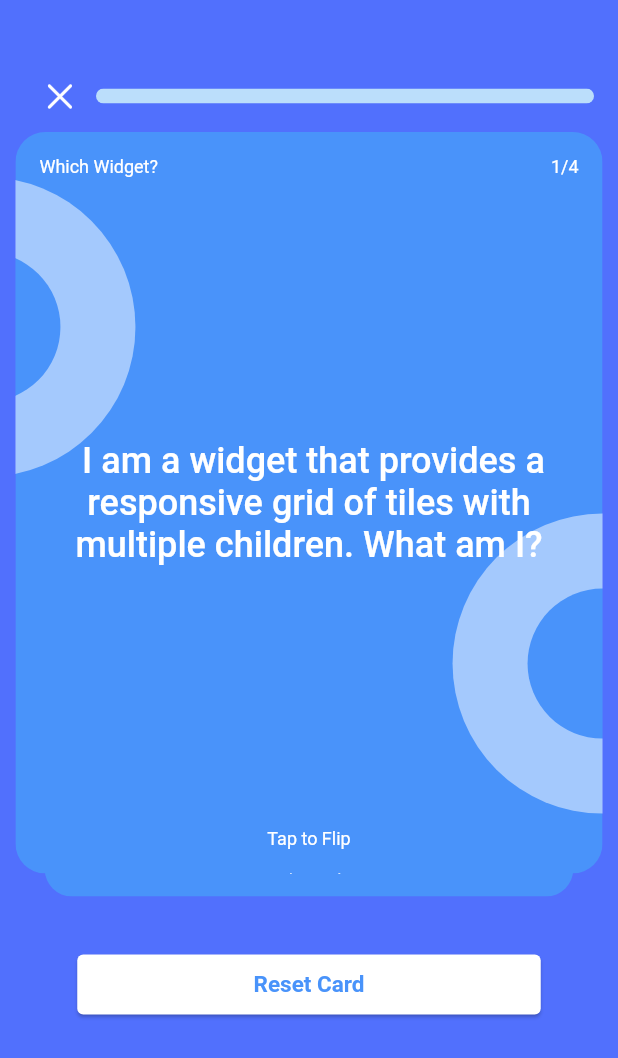
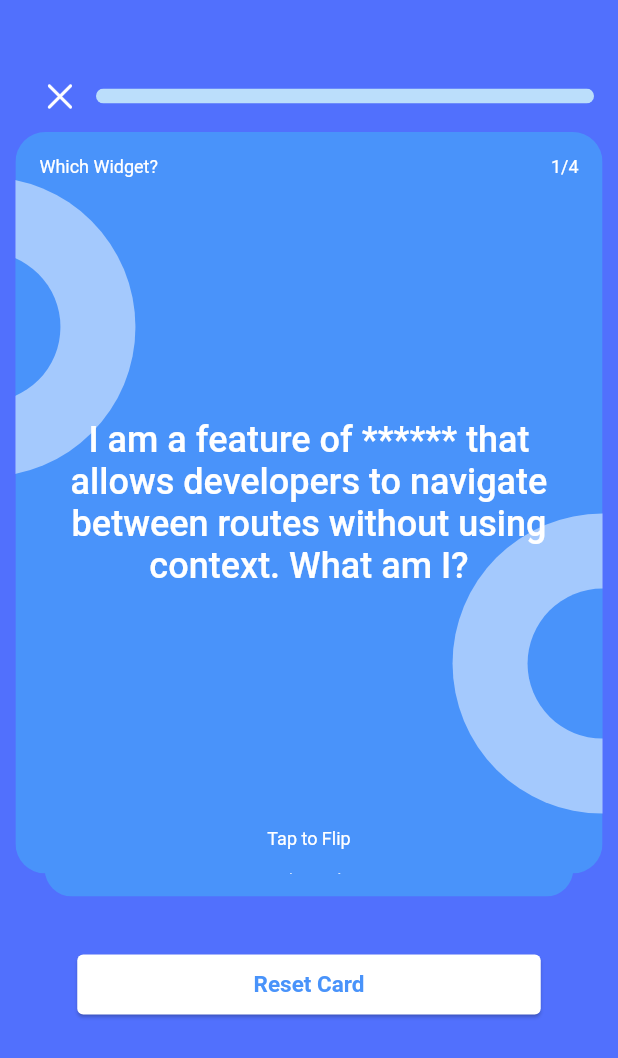
Before and after one commit to Richmond-Nunoo/Flutter-Riddles, a Flutter app: the screen it shows after launch, after a tap on "State Management", on a phone screen of 412 x 824 dp. Shown: the top 1058 px of the screen. Run offline on Flutter 3.47's test engine with Material 2 defaults, Android fonts, the phone set to English and light mode, and no system bars; drawn by our look-alikes of appinio_swiper, flip_card.

Commit message:
works fine

```diff
--- a/lib/views/flash_cards.dart
+++ b/lib/views/flash_cards.dart
@@ -1,14 +1,14 @@
 import 'dart:async';
 import 'package:appinio_swiper/appinio_swiper.dart';
 import 'package:flashcards_quiz/views/homepage.dart';
-import 'package:flashcards_quiz/views/questions_model.dart';
 import 'package:flashcards_quiz/views/quiz.dart';
 import 'package:flutter/cupertino.dart';
 import 'package:flutter/material.dart';
 import 'dart:math';
 
 class MyCustomWidget extends StatefulWidget {
-  const MyCustomWidget({super.key});
+  final List<dynamic> typeOfTopic;
+  const MyCustomWidget({super.key, required this.typeOfTopic});
 
   @override
   MyCustomWidgetState createState() => MyCustomWidgetState();
@@ -41,7 +41,6 @@ class MyCustomWidgetState extends State<MyCustomWidget> {
   }
 
   void navigateToNewScreen() {
-    // Replace 'NewScreen()' with the Widget for your new screen.
     Navigator.of(context).pushReplacement(
         MaterialPageRoute(builder: (context) => const QuizScreen()));
   }
@@ -56,12 +55,16 @@ class MyCustomWidgetState extends State<MyCustomWidget> {
   Widget build(BuildContext context) {
     const Color bgColor = Color(0xFF4993FA);
     const Color bgColor3 = Color(0xFF5170FD);
+
+    final randomQuestions = getRandomQuestions(widget.typeOfTopic, 4);
+
+
     // Get a list of 3 randomly selected WidgetQuestion objects
-    Map<WidgetQuestion, Option> randomQuestionsMap =
-        getRandomQuestions(widgetQuestionsList, 4);
+    // Map<WidgetQuestion, Option> randomQuestionsMap =
+    //     getRandomQuestions(widgetQuestionsList, 4);
 
-    List<WidgetQuestion> randomQuestions = randomQuestionsMap.keys.toList();
-    List<Option> correctAnswers = randomQuestionsMap.values.toList();
+    // List<WidgetQuestion> randomQuestions = randomQuestionsMap.keys.toList();
+    // List<Option> correctAnswers = randomQuestionsMap.values.toList();
 
     return Scaffold(
       backgroundColor: bgColor3,
@@ -126,16 +129,11 @@ class MyCustomWidgetState extends State<MyCustomWidget> {
                   cardsCount: randomQuestions.length,
                   cardsBuilder: (BuildContext context, int index) {
                     var cardIndex = randomQuestions[index];
-                    var correctAnswersData = correctAnswers[index];
-                    //   var answerQ = answerCandidates[index];
-                    print("Quotes $index");
-                    print(correctAnswersData.text);
                     return FlipCardsWidget(
-                      candidate: cardIndex,
-                      //   answerCandidate: answerQ,
+
                       bgColor: bgColor,
                       cardsLenght: randomQuestions.length,
-                      currentIndex: index + 1,
+                      currentIndex: index + 1, answer: cardIndex.correctAnswer.text, question:  cardIndex.text,
                     );
                   },
                 ),
@@ -170,18 +168,11 @@ class MyCustomWidgetState extends State<MyCustomWidget> {
   }
 }
 
-Map<WidgetQuestion, Option> getRandomQuestions(
-    List<WidgetQuestion> allQuestions, int count) {
+List<dynamic> getRandomQuestions(List<dynamic> allQuestions, int count) {
   if (count >= allQuestions.length) {
-    // If count is larger than the number of available questions, return all questions with their correct answers.
-    return {
-      for (var question in allQuestions)
-        question: question.options.firstWhere((option) => option.isCorrect)
-    };
+    return List.from(allQuestions);
   }
-
-  final randomQuestions = <WidgetQuestion>[];
-  final randomAnswers = <Option>[];
+  List<dynamic> randomQuestions = [];
 
   List<int> indexes = List.generate(allQuestions.length, (index) => index);
   final random = Random();
@@ -191,14 +182,41 @@ Map<WidgetQuestion, Option> getRandomQuestions(
     final selectedQuestionIndex = indexes[randomIndex];
     final selectedQuestion = allQuestions[selectedQuestionIndex];
     randomQuestions.add(selectedQuestion);
-    randomAnswers
-        .add(selectedQuestion.options.firstWhere((option) => option.isCorrect));
 
     indexes.removeAt(randomIndex);
   }
+  return randomQuestions;
+}
 
-  return Map.fromIterables(randomQuestions, randomAnswers);
-}
+// Map<WidgetQuestion, Option> getRandomQuestions(
+//     List<WidgetQuestion> allQuestions, int count) {
+//   if (count >= allQuestions.length) {
+//     // If count is larger than the number of available questions, return all questions with their correct answers.
+//     return {
+//       for (var question in allQuestions)
+//         question: question.options.firstWhere((option) => option.isCorrect)
+//     };
+//   }
+
+//   final randomQuestions = <WidgetQuestion>[];
+//   final randomAnswers = <Option>[];
+
+//   List<int> indexes = List.generate(allQuestions.length, (index) => index);
+//   final random = Random();
+
+//   while (randomQuestions.length < count) {
+//     final randomIndex = random.nextInt(indexes.length);
+//     final selectedQuestionIndex = indexes[randomIndex];
+//     final selectedQuestion = allQuestions[selectedQuestionIndex];
+//     randomQuestions.add(selectedQuestion);
+//     randomAnswers
+//         .add(selectedQuestion.options.firstWhere((option) => option.isCorrect));
+
+//     indexes.removeAt(randomIndex);
+//   }
+
+//   return Map.fromIterables(randomQuestions, randomAnswers);
+// }
 
 void _swipe(int index, AppinioSwiperDirection direction) {
   print("the card was swiped to the: ${direction.name}");
--- a/lib/views/homepage.dart
+++ b/lib/views/homepage.dart
@@ -74,9 +74,13 @@ class HomePage extends StatelessWidget {
                 return GestureDetector(
                   onTap: () {
                     Navigator.push(
-                        context,
-                        MaterialPageRoute(
-                            builder: (context) => const MyCustomWidget()));
+                      context,
+                      MaterialPageRoute(
+                        builder: (context) => MyCustomWidget(
+                          typeOfTopic: topicsData.topicQuestions,
+                        ),
+                      ),
+                    );
                     print(topicsData.topicName);
                   },
                   child: Card(
@@ -142,17 +146,17 @@ class FlipCardsWidget extends StatelessWidget {
   const FlipCardsWidget({
     super.key,
     required this.bgColor,
-    required this.candidate,
     required this.currentIndex,
     required this.cardsLenght,
+    required this.question,
+    required this.answer,
   });
 
   final Color bgColor;
   final int currentIndex;
   final int cardsLenght;
-
-  final WidgetQuestion candidate;
-
+  final String question;
+  final String answer;
 
   @override
   Widget build(BuildContext context) {
@@ -193,7 +197,7 @@ class FlipCardsWidget extends StatelessWidget {
                   const Spacer(),
                   Center(
                     child: Text(
-                      candidate.text,
+                      question,
                       style: Theme.of(context).textTheme.bodyLarge!.copyWith(
                             color: Colors.white,
                             fontSize: 24,
@@ -290,7 +294,7 @@ class FlipCardsWidget extends StatelessWidget {
                   const Spacer(),
                   Center(
                     child: Text(
-                      candidate.correctAnswer.text,
+                      answer,
                       style: Theme.of(context).textTheme.bodyMedium!.copyWith(
                             color: Colors.white,
                           ),
--- a/lib/views/questions_model.dart
+++ b/lib/views/questions_model.dart
@@ -24,7 +24,8 @@ class WidgetQuestion {
           .toList(),
       isLocked: isLocked,
       selectedOption: selectedOption,
-        correctAnswer: correctAnswer);
+      correctAnswer: correctAnswer,
+    );
   }
 }
 
@@ -61,7 +62,7 @@ final widgetQuestionsList = [
         const Option(text: "SizedBox", isCorrect: false),
       ],
       id: 1,
-      correctAnswer: Option(text: "Expanded", isCorrect: true)),
+      correctAnswer: const Option(text: "Expanded", isCorrect: true)),
   WidgetQuestion(
       text:
           " I am a circular or elliptical shape with a specific radius. What am I?",
@@ -72,7 +73,7 @@ final widgetQuestionsList = [
         const Option(text: "CircleAvatar", isCorrect: true),
       ],
       id: 2,
-      correctAnswer: Option(text: "CircleAvatar", isCorrect: true)),
+      correctAnswer: const Option(text: "CircleAvatar", isCorrect: true)),
   WidgetQuestion(
       text:
           "I am a widget that creates a button with an icon and a label. What am I?",
@@ -83,7 +84,7 @@ final widgetQuestionsList = [
         const Option(text: "TextButton.icon", isCorrect: false),
       ],
       id: 3,
-      correctAnswer: Option(text: "IconButton", isCorrect: true)),
+      correctAnswer: const Option(text: "IconButton", isCorrect: true)),
   // other 4
   WidgetQuestion(
       text:
@@ -95,7 +96,7 @@ final widgetQuestionsList = [
         const Option(text: "GridView", isCorrect: true),
       ],
       id: 4,
-      correctAnswer: Option(text: "GridView", isCorrect: true)),
+      correctAnswer: const Option(text: "GridView", isCorrect: true)),
   WidgetQuestion(
       text:
           "I am a widget that creates a collapsible tile with an optional leading and trailing widget. What am I?",
@@ -106,7 +107,7 @@ final widgetQuestionsList = [
         const Option(text: "AppBar", isCorrect: false),
       ],
       id: 5,
-      correctAnswer: Option(text: "ExpansionTile", isCorrect: true)),
+      correctAnswer: const Option(text: "ExpansionTile", isCorrect: true)),
 
   WidgetQuestion(
       text:
@@ -118,7 +119,7 @@ final widgetQuestionsList = [
         const Option(text: "Padding", isCorrect: false),
       ],
       id: 6,
-      correctAnswer: Option(text: "Container", isCorrect: true)),
+      correctAnswer: const Option(text: "Container", isCorrect: true)),
   WidgetQuestion(
       text:
           "I am a widget that displays an image from the specified network URL. What am I?",
@@ -129,5 +130,5 @@ final widgetQuestionsList = [
         const Option(text: "Image.file", isCorrect: false),
       ],
       id: 7,
-      correctAnswer: Option(text: "Image.network", isCorrect: true)),
+      correctAnswer: const Option(text: "Image.network", isCorrect: true)),
 ];
```
Also changed, not shown: lib/views/category_model.dart (+14 -6 lines), lib/views/state_questions_model.dart (+11 -1 lines). Lines whose indentation alone changed are shown as unchanged.
